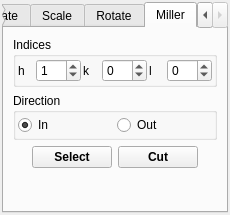
trisyoungs/aten, file trunk/src/gui/celltransform.ui: the form before one commit.
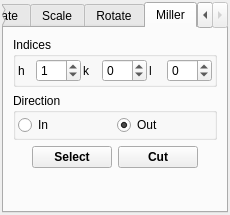
The form after the commit. The open tabs and pages were chosen to show the change. Icons and pictures are not drawn.

Diff of the .ui file:
```diff
--- a/trunk/src/gui/celltransform.ui
+++ b/trunk/src/gui/celltransform.ui
@@ -943,9 +943,6 @@
             <property name="text" >
              <string>In</string>
             </property>
-            <property name="checked" >
-             <bool>true</bool>
-            </property>
            </widget>
           </item>
           <item>
@@ -953,6 +950,9 @@
             <property name="text" >
              <string>Out</string>
             </property>
+            <property name="checked" >
+             <bool>true</bool>
+            </property>
            </widget>
           </item>
          </layout>
```
